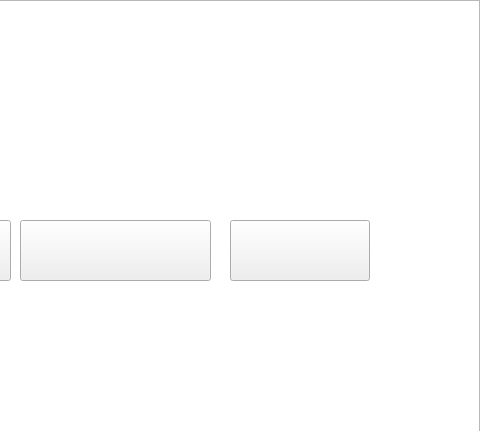
Old version of the form ProyectoFinal/mainwindow.ui in the repository mary-doria/ProyectoFinalJuego; both pictures show x 480 to 960 and y 0 to 431 of the 960 by 519 pixel window.
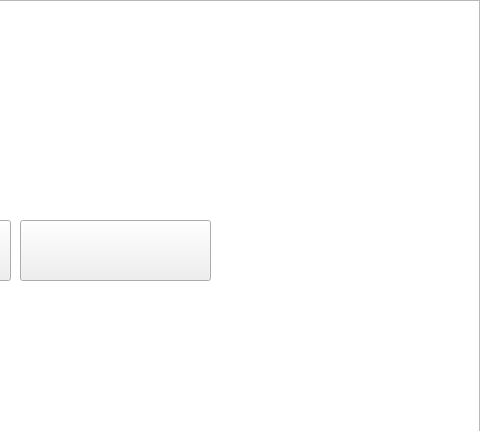
New version of the form. Icons and pictures are not drawn.

Commit message: nivelCasa,Clase enemigos nivel2 by:Camilo,arreglo de bugs del menu

Diff of the .ui file:
```diff
--- a/ProyectoFinal/mainwindow.ui
+++ b/ProyectoFinal/mainwindow.ui
@@ -115,28 +115,6 @@
      <string/>
     </property>
    </widget>
-   <widget class="QPushButton" name="bottonUsuario">
-    <property name="geometry">
-     <rect>
-      <x>710</x>
-      <y>220</y>
-      <width>140</width>
-      <height>61</height>
-     </rect>
-    </property>
-    <property name="maximumSize">
-     <size>
-      <width>140</width>
-      <height>61</height>
-     </size>
-    </property>
-    <property name="styleSheet">
-     <string notr="true">background-image: url(:/Imagenes/Usuario.png);</string>
-    </property>
-    <property name="text">
-     <string/>
-    </property>
-   </widget>
    <widget class="QRadioButton" name="radioButton">
     <property name="geometry">
      <rect>
@@ -169,6 +147,28 @@
      <string/>
     </property>
    </widget>
+   <widget class="QLabel" name="label">
+    <property name="geometry">
+     <rect>
+      <x>670</x>
+      <y>90</y>
+      <width>261</width>
+      <height>281</height>
+     </rect>
+    </property>
+    <property name="maximumSize">
+     <size>
+      <width>360</width>
+      <height>288</height>
+     </size>
+    </property>
+    <property name="styleSheet">
+     <string notr="true">background-image: url(:/Imagenes/LlegamosCasa.gif);</string>
+    </property>
+    <property name="text">
+     <string/>
+    </property>
+   </widget>
   </widget>
   <widget class="QMenuBar" name="menubar">
    <property name="geometry">
```
The commit also changes 11 other files.
